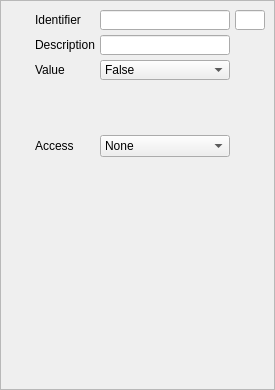
Above: tinyember/TinyEmberPlus/BooleanView.ui from Lawo/ember-plus before the change. Below: the same form after it.
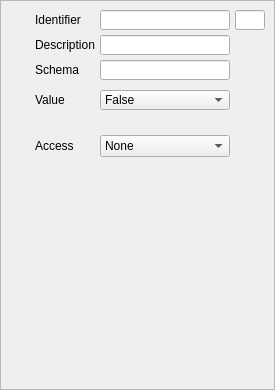
That is the form after the change. Icons and pictures are not drawn.

Commit message: TinyEmber: Added the possibility to set a schema identifier.

The edit to the form file:
```diff
--- a/tinyember/TinyEmberPlus/BooleanView.ui
+++ b/tinyember/TinyEmberPlus/BooleanView.ui
@@ -81,7 +81,7 @@
    <property name="geometry">
     <rect>
      <x>35</x>
-     <y>60</y>
+     <y>90</y>
      <width>60</width>
      <height>20</height>
     </rect>
@@ -155,7 +155,7 @@
    <property name="geometry">
     <rect>
      <x>10</x>
-     <y>60</y>
+     <y>90</y>
      <width>16</width>
      <height>16</height>
     </rect>
@@ -246,7 +246,7 @@
    <property name="geometry">
     <rect>
      <x>100</x>
-     <y>60</y>
+     <y>90</y>
      <width>130</width>
      <height>20</height>
     </rect>
@@ -262,6 +262,32 @@
     </property>
    </item>
   </widget>
+  <widget class="QLineEdit" name="schemaText">
+   <property name="geometry">
+    <rect>
+     <x>100</x>
+     <y>60</y>
+     <width>130</width>
+     <height>20</height>
+    </rect>
+   </property>
+   <property name="readOnly">
+    <bool>false</bool>
+   </property>
+  </widget>
+  <widget class="QLabel" name="label_7">
+   <property name="geometry">
+    <rect>
+     <x>35</x>
+     <y>60</y>
+     <width>60</width>
+     <height>20</height>
+    </rect>
+   </property>
+   <property name="text">
+    <string>Schema</string>
+   </property>
+  </widget>
  </widget>
  <resources>
   <include location="TinyEmberPlus.qrc"/>
```
Left out of the diff: 17 changed lines with no effect on the pictures. The commit also changes 28 other files.
